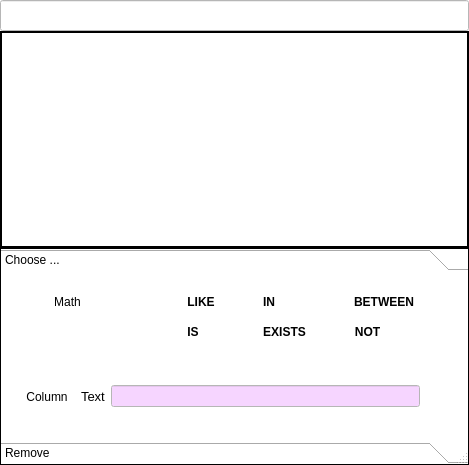
The window that QueryItemListDialog.ui (fritzone/ddm) describes before a commit, drawn with Qt 5.
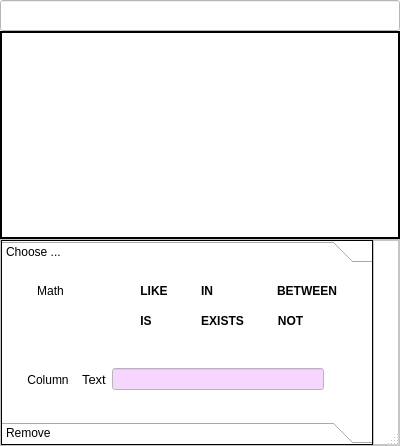
The same window after the commit. Icons and pictures are not drawn.

The edit to the form file:
```diff
--- a/QueryItemListDialog.ui
+++ b/QueryItemListDialog.ui
@@ -9,8 +9,8 @@
    <rect>
     <x>0</x>
     <y>0</y>
-    <width>469</width>
-    <height>465</height>
+    <width>400</width>
+    <height>446</height>
    </rect>
   </property>
   <property name="palette">
@@ -386,7 +386,7 @@
   <property name="modal">
    <bool>true</bool>
   </property>
-  <layout class="QVBoxLayout" name="verticalLayout">
+  <layout class="QVBoxLayout" name="verticalLayout_3">
    <property name="spacing">
     <number>0</number>
    </property>
@@ -432,6 +432,21 @@
     </widget>
    </item>
    <item>
+    <widget class="QFrame" name="frameButtonBox">
+     <property name="frameShape">
+      <enum>QFrame::StyledPanel</enum>
+     </property>
+     <property name="frameShadow">
+      <enum>QFrame::Raised</enum>
+     </property>
+     <layout class="QHBoxLayout" name="horizontalLayout_2">
+      <property name="spacing">
+       <number>0</number>
+      </property>
+      <property name="margin">
+       <number>0</number>
+      </property>
+      <item>
     <widget class="QToolBox" name="grpExpressionButtons">
      <property name="sizePolicy">
       <sizepolicy hsizetype="Preferred" vsizetype="Expanding">
@@ -496,7 +511,7 @@
        <rect>
         <x>0</x>
         <y>0</y>
-        <width>467</width>
+           <width>372</width>
         <height>162</height>
        </rect>
       </property>
@@ -513,6 +528,12 @@
           <enum>QFrame::Plain</enum>
          </property>
          <layout class="QGridLayout" name="gridLayout">
+             <property name="margin">
+              <number>0</number>
+             </property>
+             <property name="spacing">
+              <number>0</number>
+             </property>
           <item row="1" column="1">
            <widget class="QToolButton" name="btnMath">
             <property name="focusPolicy">
@@ -1014,6 +1035,78 @@
        <string>Remove</string>
       </attribute>
      </widget>
+       </widget>
+      </item>
+      <item>
+       <widget class="QFrame" name="frame_4">
+        <property name="frameShape">
+         <enum>QFrame::StyledPanel</enum>
+        </property>
+        <property name="frameShadow">
+         <enum>QFrame::Raised</enum>
+        </property>
+        <layout class="QVBoxLayout" name="verticalLayout">
+         <property name="margin">
+          <number>0</number>
+         </property>
+         <item>
+          <widget class="QToolButton" name="btnColumn_2">
+           <property name="focusPolicy">
+            <enum>Qt::ClickFocus</enum>
+           </property>
+           <property name="contextMenuPolicy">
+            <enum>Qt::CustomContextMenu</enum>
+           </property>
+           <property name="toolTip">
+            <string>Close this form</string>
+           </property>
+           <property name="autoFillBackground">
+            <bool>true</bool>
+           </property>
+           <property name="text">
+            <string/>
+           </property>
+           <property name="icon">
+            <iconset resource="dbm.qrc">
+             <normaloff>:/images/actions/images/actions/application_exit.png</normaloff>:/images/actions/images/actions/application_exit.png</iconset>
+           </property>
+           <property name="iconSize">
+            <size>
+             <width>16</width>
+             <height>16</height>
+            </size>
+           </property>
+           <property name="popupMode">
+            <enum>QToolButton::InstantPopup</enum>
+           </property>
+           <property name="toolButtonStyle">
+            <enum>Qt::ToolButtonTextBesideIcon</enum>
+           </property>
+           <property name="autoRaise">
+            <bool>true</bool>
+           </property>
+           <property name="arrowType">
+            <enum>Qt::NoArrow</enum>
+           </property>
+          </widget>
+         </item>
+         <item>
+          <spacer name="verticalSpacer">
+           <property name="orientation">
+            <enum>Qt::Vertical</enum>
+           </property>
+           <property name="sizeHint" stdset="0">
+            <size>
+             <width>20</width>
+             <height>40</height>
+            </size>
+           </property>
+          </spacer>
+         </item>
+        </layout>
+       </widget>
+      </item>
+     </layout>
     </widget>
    </item>
   </layout>
```
Left out of the diff: 6 changed lines with no effect on the pictures. Lines whose indentation alone changed are shown as unchanged.
